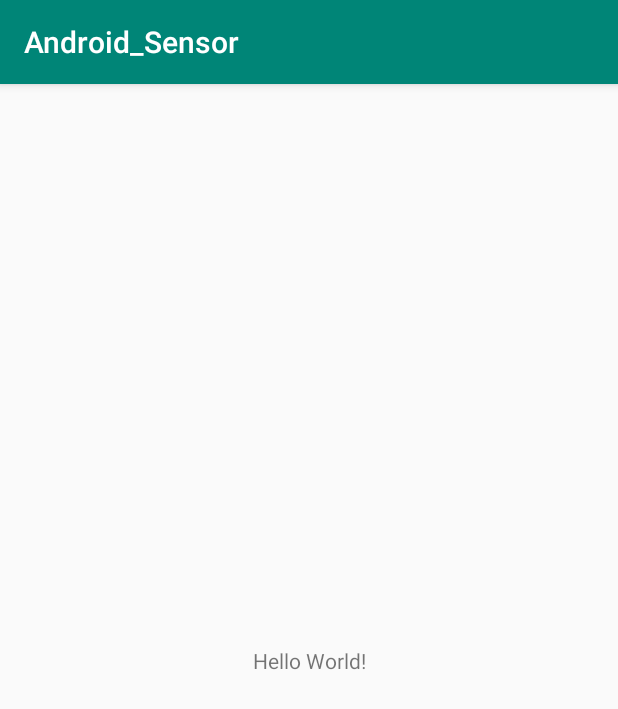
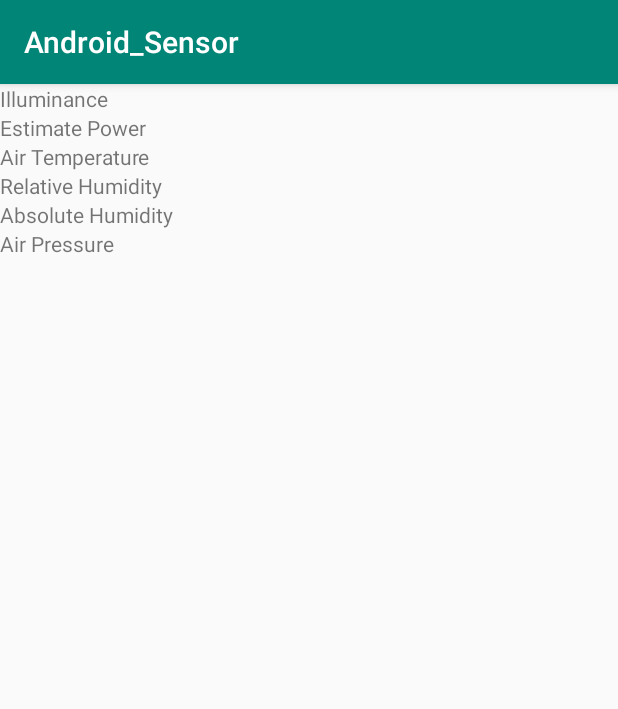
Before and after one commit to tyc222/Andriod_Sensors, an Android app: the screen it shows after launch (MainActivity), on a phone screen of 412 x 824 dp. Shown: the top 709 px of the screen. Run offline under Robolectric (Android 15) with nearby library versions, the phone set to English and light mode, and no system bars.

Commit message:
Create views

```diff
--- a/app/src/main/java/com/example/android_sensor/MainActivity.java
+++ b/app/src/main/java/com/example/android_sensor/MainActivity.java
@@ -10,4 +10,14 @@ public class MainActivity extends AppCompatActivity {
         super.onCreate(savedInstanceState);
         setContentView(R.layout.activity_main);
     }
+
+    @Override
+    protected void onResume() {
+        super.onResume();
+    }
+
+    @Override
+    protected void onPause() {
+        super.onPause();
+    }
 }
--- a/app/src/main/res/layout/activity_main.xml
+++ b/app/src/main/res/layout/activity_main.xml
@@ -1,18 +1,117 @@
 <?xml version="1.0" encoding="utf-8"?>
-<android.support.constraint.ConstraintLayout xmlns:android="http://schemas.android.com/apk/res/android"
+<LinearLayout xmlns:android="http://schemas.android.com/apk/res/android"
     xmlns:app="http://schemas.android.com/apk/res-auto"
     xmlns:tools="http://schemas.android.com/tools"
     android:layout_width="match_parent"
     android:layout_height="match_parent"
-    tools:context=".MainActivity">
+    android:orientation="vertical"
+    tools:context=".MainActivity" >
 
-    <TextView
-        android:layout_width="wrap_content"
+    <LinearLayout
+        android:layout_width="match_parent"
         android:layout_height="wrap_content"
-        android:text="Hello World!"
-        app:layout_constraintBottom_toBottomOf="parent"
-        app:layout_constraintLeft_toLeftOf="parent"
-        app:layout_constraintRight_toRightOf="parent"
-        app:layout_constraintTop_toTopOf="parent" />
+        android:orientation="horizontal">
 
-</android.support.constraint.ConstraintLayout>
+        <TextView
+            android:layout_width="wrap_content"
+            android:layout_height="match_parent"
+            android:layout_weight="1"
+            android:text="@string/illuminance" />
+
+        <TextView
+            android:id="@+id/illuminance"
+            android:layout_width="wrap_content"
+            android:layout_height="match_parent"
+            android:layout_weight="1" />
+    </LinearLayout>
+
+    <LinearLayout
+        android:layout_width="match_parent"
+        android:layout_height="wrap_content"
+        android:orientation="horizontal">
+
+        <TextView
+            android:layout_width="wrap_content"
+            android:layout_height="match_parent"
+            android:layout_weight="1"
+            android:text="@string/estimate_power" />
+
+        <TextView
+            android:id="@+id/estimate_power"
+            android:layout_width="wrap_content"
+            android:layout_height="match_parent"
+            android:layout_weight="1" />
+    </LinearLayout>
+
+    <LinearLayout
+        android:layout_width="match_parent"
+        android:layout_height="wrap_content"
+        android:orientation="horizontal">
+
+        <TextView
+            android:layout_width="wrap_content"
+            android:layout_height="match_parent"
+            android:layout_weight="1"
+            android:text="@string/air_temperature" />
+
+        <TextView
+            android:id="@+id/air_temperature"
+            android:layout_width="wrap_content"
+            android:layout_height="match_parent"
+            android:layout_weight="1" />
+    </LinearLayout>
+
+    <LinearLayout
+        android:layout_width="match_parent"
+        android:layout_height="wrap_content"
+        android:orientation="horizontal">
+
+        <TextView
+            android:layout_width="wrap_content"
+            android:layout_height="match_parent"
+            android:layout_weight="1"
+            android:text="@string/relative_humidity" />
+
+        <TextView
+            android:id="@+id/relative_humidity"
+            android:layout_width="wrap_content"
+            android:layout_height="match_parent"
+            android:layout_weight="1" />
+    </LinearLayout>
+
+    <LinearLayout
+        android:layout_width="match_parent"
+        android:layout_height="wrap_content"
+        android:orientation="horizontal">
+
+        <TextView
+            android:layout_width="wrap_content"
+            android:layout_height="match_parent"
+            android:layout_weight="1"
+            android:text="@string/absolute_humidity" />
+
+        <TextView
+            android:id="@+id/absolute_humidity"
+            android:layout_width="wrap_content"
+            android:layout_height="match_parent"
+            android:layout_weight="1" />
+    </LinearLayout>
+
+    <LinearLayout
+        android:layout_width="match_parent"
+        android:layout_height="wrap_content"
+        android:orientation="horizontal">
+
+        <TextView
+            android:layout_width="wrap_content"
+            android:layout_height="match_parent"
+            android:layout_weight="1"
+            android:text="@string/air_pressure" />
+
+        <TextView
+            android:id="@+id/air_pressure"
+            android:layout_width="wrap_content"
+            android:layout_height="match_parent"
+            android:layout_weight="1" />
+    </LinearLayout>
+</LinearLayout>
--- a/app/src/main/res/values/strings.xml
+++ b/app/src/main/res/values/strings.xml
@@ -1,3 +1,9 @@
 <resources>
     <string name="app_name">Android_Sensor</string>
+    <string name="illuminance">Illuminance</string>
+    <string name="air_temperature">Air Temperature</string>
+    <string name="relative_humidity">Relative Humidity</string>
+    <string name="absolute_humidity">Absolute Humidity</string>
+    <string name="air_pressure">Air Pressure</string>
+    <string name="estimate_power">Estimate Power</string>
 </resources>
```
